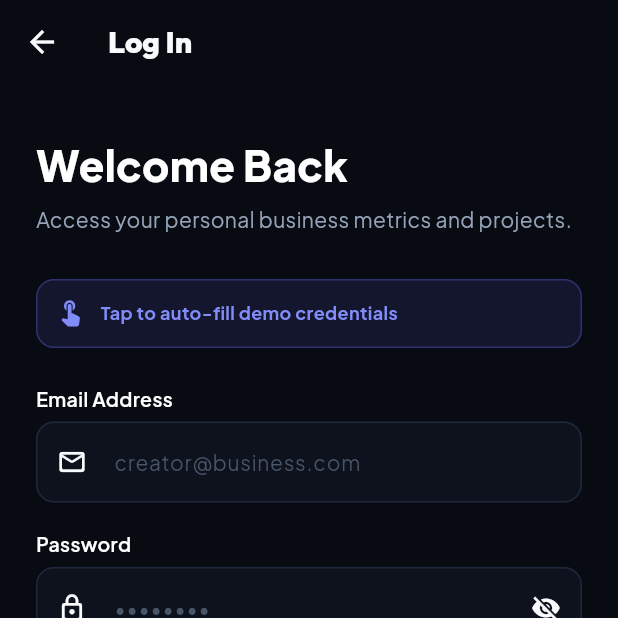
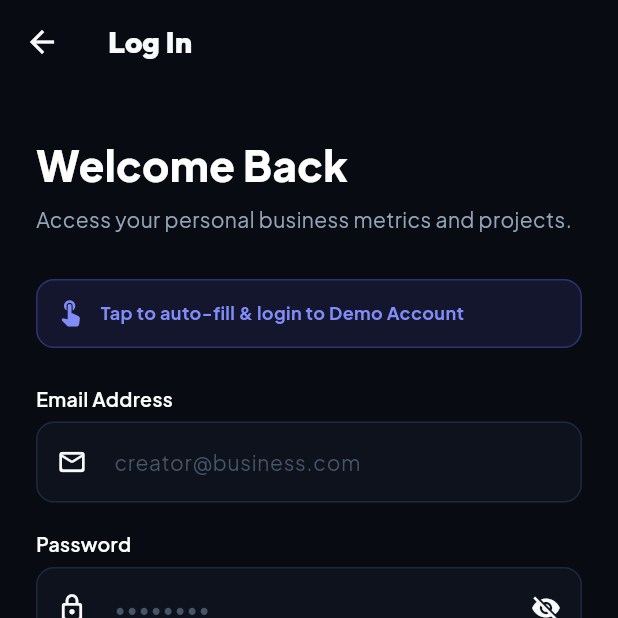
Before and after one commit to nishantunivese/growth_os, a Flutter app: the screen it shows after launch, after a tap on "I already have an account", on a phone screen of 412 x 824 dp, the top half of it. Run offline on Flutter 3.47's test engine with Material 3 defaults, Android fonts, the phone set to English and light mode, and no system bars; our stand-ins replace fl_chart, flutter_local_notifications, flutter_riverpod, google_fonts, pdf, printing and 3 more; accounts and stored records are empty.

Commit message:
fix(login): tap to auto-fill & login demo credentials

```diff
--- a/lib/features/auth/presentation/login_screen.dart
+++ b/lib/features/auth/presentation/login_screen.dart
@@ -86,6 +86,7 @@ class _LoginScreenState extends ConsumerState<LoginScreen> {
                 onTap: () {
                   _emailController.text = 'demo@growthos.app';
                   _passwordController.text = 'password123';
+                  _handleLogin();
                 },
                 borderRadius: BorderRadius.circular(12),
                 child: Container(
@@ -101,7 +102,7 @@ class _LoginScreenState extends ConsumerState<LoginScreen> {
                       SizedBox(width: 10),
                       Expanded(
                         child: Text(
-                          'Tap to auto-fill demo credentials',
+                          'Tap to auto-fill & login to Demo Account',
                           style: TextStyle(color: AppColors.electricPurpleLight, fontSize: 12, fontWeight: FontWeight.w700),
                         ),
                       ),
```
